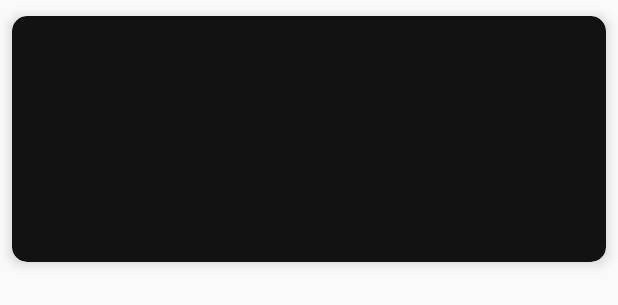
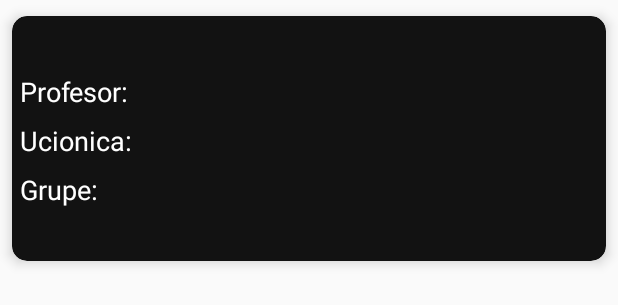
Before and after one commit to Danijal98/Student-Hellper-App, an Android app: the layout raspored_item.xml on its own in the app's theme, with its tools: preview values and no code run, on a phone screen of 412 x 824 dp. Shown: the top 305 px of the screen. Run offline under Robolectric (Android 15) with nearby library versions, the phone set to English and light mode, and no system bars.

Commit message:
Rasporedi close to finish :)

```diff
--- a/app/src/main/java/rs/raf/projekat2/danijal_azerovic_RN8618_dusan_jerinic_RN8718/presentation/view/recycler/viewholder/RasporedViewHolder.kt
+++ b/app/src/main/java/rs/raf/projekat2/danijal_azerovic_RN8618_dusan_jerinic_RN8718/presentation/view/recycler/viewholder/RasporedViewHolder.kt
@@ -13,11 +13,28 @@ class RasporedViewHolder (
 
     @SuppressLint("SetTextI18n")
     fun bind(raspored: Raspored){
-        predmet_tip.text = raspored.predmet + " " + raspored.tip
+
+        when (raspored.dan){
+            "PON" -> dan.text = "Ponedeljak:"
+            "UTO" -> dan.text = "Utorak:"
+            "SRE" -> dan.text = "Sreda:"
+            "CET" -> dan.text = "Cetvrtak:"
+            "PET" -> dan.text = "Petak:"
+        }
+
+        var grupeEdited = ""
+        raspored.grupe.forEachIndexed{index, s ->
+            grupeEdited += s
+            if (index + 1 != raspored.grupe.size){
+                grupeEdited += ","
+            }
+        }
+
+        tip.text = raspored.tip + ":"
+        predmet.text = raspored.predmet
         profesor.text = raspored.nastavnik
         ucionica.text = raspored.ucionica
-        grupe.text = raspored.grupe.toString()
-        dan.text = raspored.dan
+        grupe.text = grupeEdited
         vreme.text = raspored.termin
     }
 
--- a/app/src/main/res/layout/raspored_item.xml
+++ b/app/src/main/res/layout/raspored_item.xml
@@ -2,7 +2,7 @@
 <androidx.cardview.widget.CardView xmlns:android="http://schemas.android.com/apk/res/android"
     xmlns:tools="http://schemas.android.com/tools"
     android:layout_width="match_parent"
-    android:layout_height="185dp"
+    android:layout_height="wrap_content"
     app:cardCornerRadius="10dp"
     app:cardElevation="5dp"
     app:cardPreventCornerOverlap="true"
@@ -12,74 +12,134 @@
 
     <androidx.constraintlayout.widget.ConstraintLayout
         android:layout_width="match_parent"
-        android:layout_height="160dp">
+        android:layout_height="wrap_content">
 
         <TextView
-            android:id="@+id/predmet_tip"
-            android:layout_width="200dp"
-            android:layout_height="30dp"
+            android:id="@+id/tip"
+            android:layout_width="120dp"
+            android:layout_height="wrap_content"
             android:layout_gravity="left"
             android:layout_marginStart="5dp"
             android:layout_marginTop="5dp"
             android:textColor="@color/primaryTextColor"
+            android:textSize="18sp"
             app:layout_constraintStart_toStartOf="parent"
             app:layout_constraintTop_toTopOf="parent" />
 
         <TextView
-            android:id="@+id/profesor"
-            android:layout_width="200dp"
-            android:layout_height="30dp"
+            android:id="@+id/predmet"
+            android:layout_width="wrap_content"
+            android:layout_height="wrap_content"
             android:layout_gravity="left"
+            android:lines="1"
+            android:maxLines="1"
+            android:layout_marginTop="5dp"
             android:layout_marginStart="5dp"
-            android:layout_marginTop="10dp"
-            android:textColor="@color/primaryTextColor"
-            app:layout_constraintStart_toStartOf="parent"
-            app:layout_constraintTop_toBottomOf="@+id/predmet_tip" />
+            android:textColor="@color/secondaryTextColor"
+            android:textSize="20sp"
+            app:layout_constraintStart_toEndOf="@+id/tip"
+            app:layout_constraintTop_toTopOf="parent" />
 
         <TextView
-            android:id="@+id/ucionica"
-            android:layout_width="200dp"
-            android:layout_height="30dp"
+            android:id="@+id/profesor_label"
+            android:layout_width="120dp"
+            android:layout_height="wrap_content"
             android:layout_gravity="left"
+            android:layout_marginTop="5dp"
             android:layout_marginStart="5dp"
-            android:layout_marginTop="10dp"
             android:textColor="@color/primaryTextColor"
+            android:text="@string/profesor"
+            android:textSize="18sp"
+            app:layout_constraintStart_toStartOf="parent"
+            app:layout_constraintTop_toBottomOf="@+id/predmet" />
+
+        <TextView
+            android:id="@+id/profesor"
+            android:layout_width="wrap_content"
+            android:layout_height="wrap_content"
+            android:layout_gravity="left"
+            android:layout_marginTop="5dp"
+            android:layout_marginStart="5dp"
+            android:textColor="@color/secondaryTextColor"
+            android:textSize="20sp"
+            app:layout_constraintStart_toEndOf="@+id/profesor_label"
+            app:layout_constraintTop_toBottomOf="@+id/predmet" />
+
+        <TextView
+            android:id="@+id/ucionica_label"
+            android:layout_width="120dp"
+            android:layout_height="wrap_content"
+            android:layout_gravity="left"
+            android:layout_marginTop="5dp"
+            android:layout_marginStart="5dp"
+            android:text="@string/ucionica"
+            android:textColor="@color/primaryTextColor"
+            android:textSize="18sp"
             app:layout_constraintStart_toStartOf="parent"
             app:layout_constraintTop_toBottomOf="@+id/profesor" />
 
         <TextView
-            android:id="@+id/grupe"
-            android:layout_width="200dp"
-            android:layout_height="30dp"
+            android:id="@+id/ucionica"
+            android:layout_width="wrap_content"
+            android:layout_height="wrap_content"
             android:layout_gravity="left"
+            android:layout_marginTop="5dp"
             android:layout_marginStart="5dp"
-            android:layout_marginTop="10dp"
-            android:layout_marginBottom="5dp"
+            android:textColor="@color/secondaryTextColor"
+            android:textSize="20sp"
+            app:layout_constraintStart_toEndOf="@+id/ucionica_label"
+            app:layout_constraintTop_toBottomOf="@+id/profesor"  />
+
+        <TextView
+            android:id="@+id/grupe_label"
+            android:layout_width="120dp"
+            android:layout_height="wrap_content"
+            android:layout_gravity="left"
+            android:layout_marginTop="5dp"
+            android:layout_marginStart="5dp"
+            android:text="@string/grupe"
             android:textColor="@color/primaryTextColor"
+            android:textSize="18sp"
             app:layout_constraintStart_toStartOf="parent"
             app:layout_constraintTop_toBottomOf="@+id/ucionica" />
 
         <TextView
-        android:id="@+id/dan"
-        android:layout_width="100dp"
-        android:layout_height="30dp"
-        android:layout_gravity="left"
-        android:layout_marginTop="5dp"
-        android:layout_marginEnd="5dp"
-        android:textColor="@color/primaryTextColor"
-        app:layout_constraintEnd_toEndOf="parent"
-        app:layout_constraintTop_toTopOf="parent" />
+            android:id="@+id/grupe"
+            android:layout_width="wrap_content"
+            android:layout_height="wrap_content"
+            android:layout_gravity="left"
+            android:layout_marginTop="5dp"
+            android:layout_marginStart="5dp"
+            android:textColor="@color/secondaryTextColor"
+            android:textSize="20sp"
+            app:layout_constraintStart_toEndOf="@+id/grupe_label"
+            app:layout_constraintTop_toBottomOf="@+id/ucionica"  />
+
+        <TextView
+            android:id="@+id/dan"
+            android:layout_width="120dp"
+            android:layout_height="wrap_content"
+            android:layout_gravity="left"
+            android:layout_marginStart="5dp"
+            android:layout_marginTop="5dp"
+            android:textColor="@color/primaryTextColor"
+            android:textSize="20sp"
+            app:layout_constraintBottom_toBottomOf="parent"
+            app:layout_constraintStart_toStartOf="parent"
+            app:layout_constraintTop_toBottomOf="@+id/grupe" />
 
         <TextView
             android:id="@+id/vreme"
-            android:layout_width="100dp"
-            android:layout_height="30dp"
+            android:layout_width="wrap_content"
+            android:layout_height="wrap_content"
             android:layout_gravity="left"
-            android:layout_marginTop="10dp"
-            android:layout_marginEnd="5dp"
-            android:textColor="@color/primaryTextColor"
-            app:layout_constraintEnd_toEndOf="parent"
-            app:layout_constraintTop_toBottomOf="@+id/dan" />
+            android:layout_marginStart="5dp"
+            android:layout_marginTop="5dp"
+            android:textColor="@color/secondaryTextColor"
+            android:textSize="20dp"
+            app:layout_constraintBottom_toBottomOf="parent"
+            app:layout_constraintStart_toEndOf="@+id/dan"
+            app:layout_constraintTop_toBottomOf="@+id/grupe" />
 
     </androidx.constraintlayout.widget.ConstraintLayout>
 
--- a/app/src/main/res/values/strings.xml
+++ b/app/src/main/res/values/strings.xml
@@ -14,4 +14,7 @@
     <string name="izmeni">Izmeni</string>
     <string name="odustani">Odustani</string>
     <string name="note_stats_in_last_5_days">Note stats in last 5 days</string>
+    <string name="profesor">Profesor:</string>
+    <string name="ucionica">Ucionica:</string>
+    <string name="grupe">Grupe:</string>
 </resources>
```
